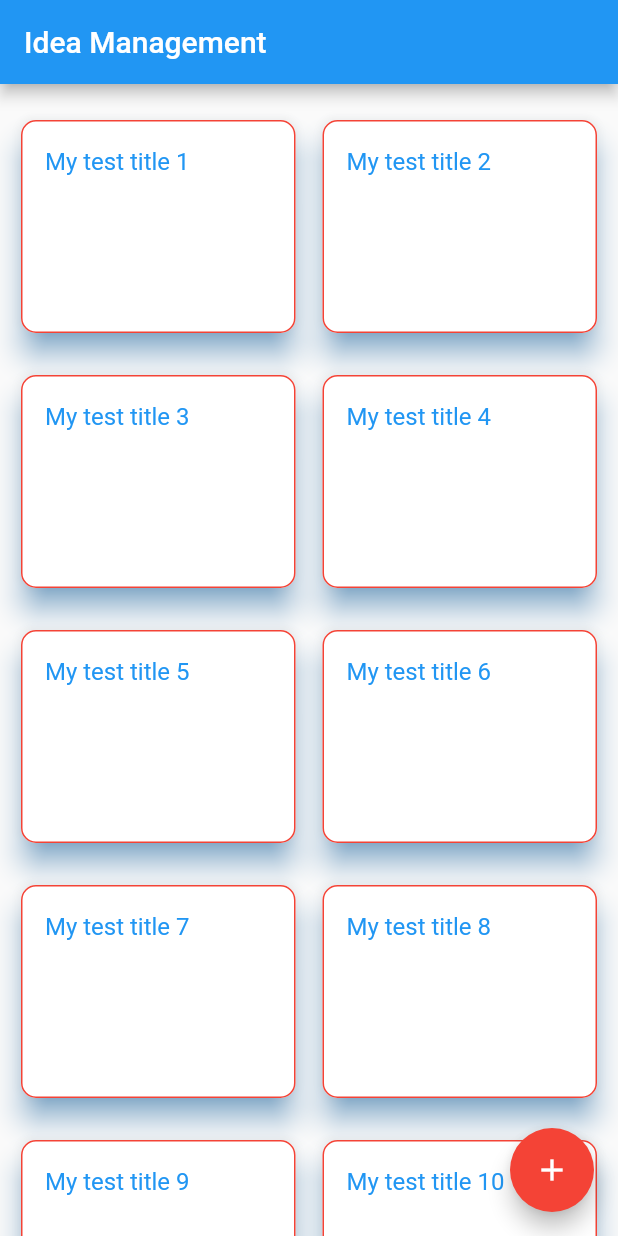
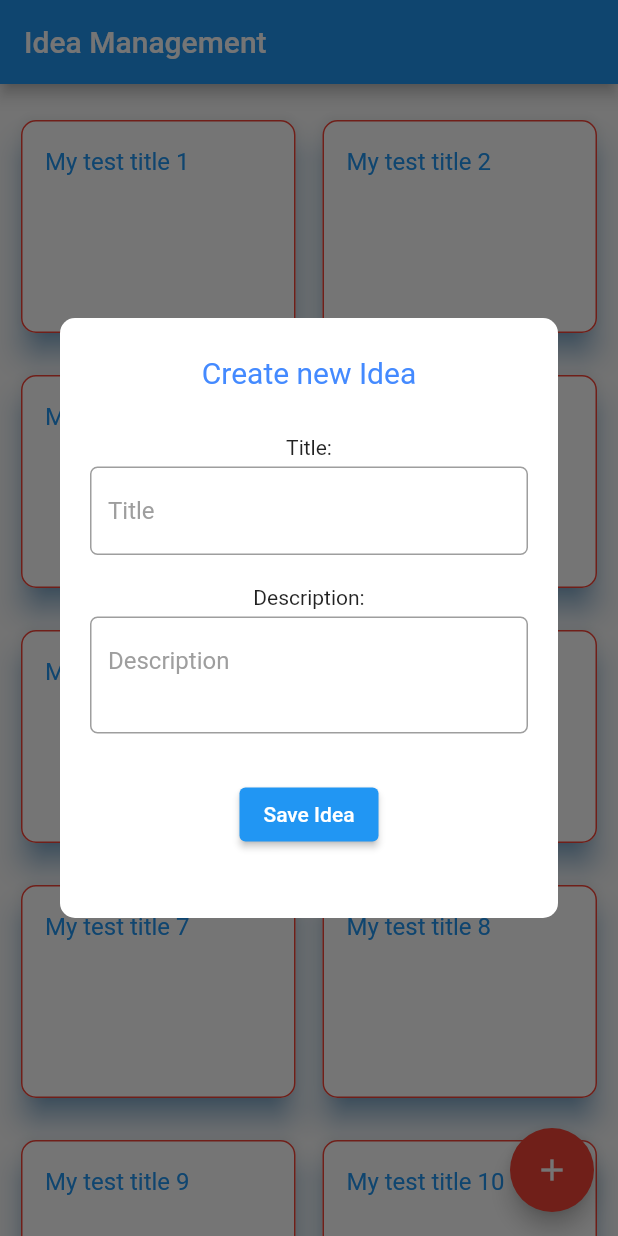
Before and after one commit to JuKu/flutter-idea-sorter, a Flutter app: the screen it shows after launch, after a tap on the "add" icon, on a phone screen of 412 x 824 dp. Run offline on Flutter 3.47's test engine with Material 2 defaults, Android fonts, the phone set to English and light mode, and no system bars; our stand-ins replace floor, responsive_grid, sqflite; missing offline and left inert: feature_flags; accounts and stored records are empty; generated files the repository leaves out were written again.

Commit message:
Add create idea dialog

```diff
--- a/lib/l10n/intl_de.arb
+++ b/lib/l10n/intl_de.arb
@@ -1,3 +1,7 @@
 {
-    "app_title": "Ideen-Sortierer"
+    "app_title": "Ideen-Sortierer",
+    "create_idea_title": "Neue Idee",
+    "create_idea_save_button": "Idee speichern",
+    "create_idea_dialog_title_text": "Title (Kurze Zusammenfassung)",
+    "create_idea_dialog_description_text": "Beschreibung"
 }
--- a/lib/l10n/intl_en.arb
+++ b/lib/l10n/intl_en.arb
@@ -1,6 +1,22 @@
 {
-    "app_title": "Idea Management",
-    "@app_title": {
-      "description": "The app title"
-    }
+  "app_title": "Idea Management",
+  "@app_title": {
+    "description": "The app title"
+  },
+  "create_idea_title": "Create new Idea",
+  "@create_idea_title": {
+    "description": "The dialog title for the 'create new idea' dialog"
+  },
+  "create_idea_save_button": "Save Idea",
+  "@create_idea_save_button": {
+    "description": "The button title for the idea save dialog"
+  },
+  "create_idea_dialog_title_text": "Title",
+  "@create_idea_dialog_title_text": {
+    "description": "This text is shown above the TextField for the idea title in 'create idea dialog'"
+  },
+  "create_idea_dialog_description_text": "Description",
+  "@create_idea_dialog_description_text": {
+    "description": "This text is shown above the TextFormField for the idea description in 'create idea dialog'"
+  }
 }
--- /dev/null
+++ b/lib/presentation/dialog/create_idea_dialog.dart
@@ -0,0 +1,103 @@
+import 'package:flutter/material.dart';
+import 'package:flutter_gen/gen_l10n/app_localizations.dart';
+
+class CreateIdeaDialog extends StatelessWidget {
+  const CreateIdeaDialog({Key? key}) : super(key: key);
+
+  @override
+  Widget build(BuildContext context) {
+    return Dialog(
+      elevation: 0,
+      backgroundColor: Colors.white,
+      shape: RoundedRectangleBorder(borderRadius: BorderRadius.circular(10.0)),
+      child: Container(
+        height: 400,
+        padding: const EdgeInsets.all(20),
+        child: SingleChildScrollView(
+          physics: const BouncingScrollPhysics(),
+          child: Column(
+            mainAxisAlignment: MainAxisAlignment.spaceBetween,
+            children: [
+              const SizedBox(height: 5),
+              /* FlutterLogo(
+                size: 150,
+              ), */
+              Text(
+                AppLocalizations.of(context)!.create_idea_title,
+                style: const TextStyle(fontSize: 20, color: Colors.blueAccent),
+              ),
+              Container(
+                  padding: const EdgeInsets.symmetric(
+                    vertical: 10,
+                    horizontal: 0,
+                  ),
+                  child: Container(
+                    child: Column(
+                      children: [
+                        const SizedBox(
+                          height: 20,
+                        ),
+                        Text(AppLocalizations.of(context)!
+                                .create_idea_dialog_title_text +
+                            ":"),
+                        const SizedBox(
+                          height: 5,
+                        ),
+                        TextField(
+                          style: const TextStyle(
+                              color: Colors.blue, decorationColor: Colors.blue),
+                          decoration: InputDecoration(
+                            hintText: AppLocalizations.of(context)!
+                                .create_idea_dialog_title_text,
+                            hintStyle: const TextStyle(color: Colors.grey),
+                            border: const OutlineInputBorder(
+                              borderRadius:
+                                  BorderRadius.all(Radius.circular(5.0)),
+                            ),
+                          ),
+                        ),
+                        const SizedBox(
+                          height: 20,
+                        ),
+                        Text(AppLocalizations.of(context)!
+                                .create_idea_dialog_description_text +
+                            ":"),
+                        const SizedBox(
+                          height: 5,
+                        ),
+                        TextFormField(
+                          minLines: 2,
+                          maxLines: 5,
+                          keyboardType: TextInputType.multiline,
+                          decoration: InputDecoration(
+                            hintText: AppLocalizations.of(context)!
+                                .create_idea_dialog_description_text,
+                            hintStyle: const TextStyle(color: Colors.grey),
+                            border: const OutlineInputBorder(
+                              borderRadius:
+                                  BorderRadius.all(Radius.circular(5.0)),
+                            ),
+                          ),
+                        ),
+                      ],
+                    ),
+                  )),
+              const SizedBox(
+                height: 20,
+              ),
+              ElevatedButton(
+                  onPressed: () {
+                    Navigator.of(context).pop();
+                  },
+                  child: Text(
+                      AppLocalizations.of(context)!.create_idea_save_button)),
+              const SizedBox(
+                height: 10,
+              )
+            ],
+          ),
+        ),
+      ),
+    );
+  }
+}
--- a/lib/presentation/home_page.dart
+++ b/lib/presentation/home_page.dart
@@ -1,6 +1,7 @@
 import 'package:flutter/material.dart';
 // import 'package:flutter_idea_sorter/generated/l10n.dart';
 import 'package:flutter_gen/gen_l10n/app_localizations.dart';
+import 'package:flutter_idea_sorter/presentation/dialog/create_idea_dialog.dart';
 import 'package:responsive_grid/responsive_grid.dart';
 
 class HomePage extends StatefulWidget {
@@ -86,7 +87,13 @@ class _HomePageState extends State<HomePage> {
             );
           }).toList()),
       floatingActionButton: FloatingActionButton(
-        onPressed: () => {},
+        onPressed: () => {
+          showDialog(
+              context: context,
+              builder: (BuildContext context) {
+                return const CreateIdeaDialog();
+              })
+        },
         backgroundColor: Colors.red,
         tooltip: 'Add',
         child: const Icon(
--- a/pubspec.yaml
+++ b/pubspec.yaml
@@ -41,6 +41,7 @@ dependencies:
   intl_utils: ^2.6.1
   responsive_grid: ^2.0.0
   floor: ^1.2.0
+  shared_preferences: ^2.0.13
 
 dev_dependencies:
   flutter_test:
```
